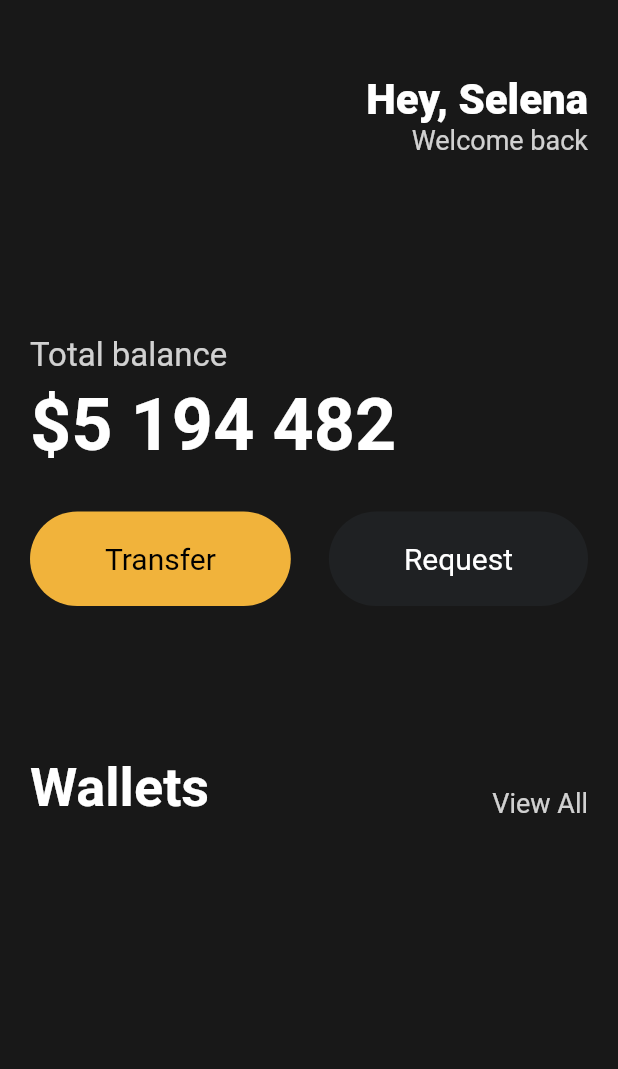
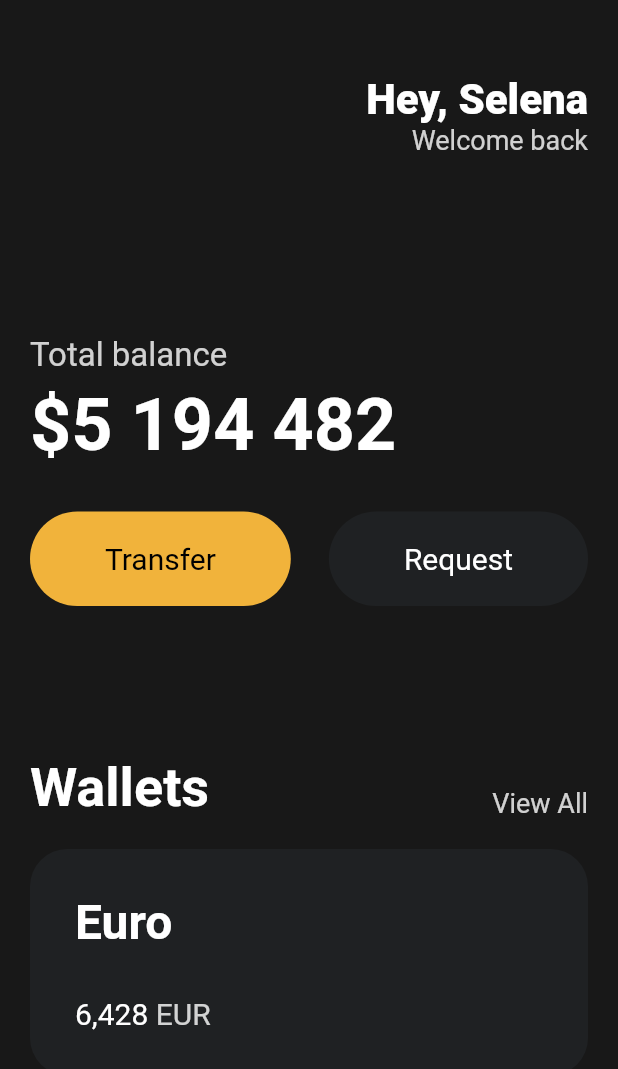
Before and after one commit to ryugibo/nomadcoders-flutter-for-beginners, a Flutter app: the screen it shows after launch, on a phone screen of 412 x 824 dp. Shown: the top 1069 px of the screen. Run offline on Flutter 3.47's test engine with Material 2 defaults, Android fonts, the phone set to English and light mode, and no system bars.

Commit message:
:memo: #3.6 Cards - 2

```diff
--- a/toonflix/lib/main.dart
+++ b/toonflix/lib/main.dart
@@ -107,6 +107,59 @@ class App extends StatelessWidget {
                   ),
                 ],
               ),
+              const SizedBox(
+                height: 20,
+              ),
+              Container(
+                decoration: BoxDecoration(
+                  color: const Color(0xFF1F2123),
+                  borderRadius: BorderRadius.circular(25),
+                ),
+                child: Padding(
+                  padding: const EdgeInsets.all(30),
+                  child: Row(
+                    children: [
+                      Column(
+                        crossAxisAlignment: CrossAxisAlignment.start,
+                        children: [
+                          const Text(
+                            'Euro',
+                            style: TextStyle(
+                              color: Colors.white,
+                              fontSize: 32,
+                              fontWeight: FontWeight.w600,
+                            ),
+                          ),
+                          const SizedBox(
+                            height: 30,
+                          ),
+                          Row(
+                            children: [
+                              const Text(
+                                '6,428',
+                                style: TextStyle(
+                                  color: Colors.white,
+                                  fontSize: 20,
+                                ),
+                              ),
+                              const SizedBox(
+                                width: 5,
+                              ),
+                              Text(
+                                'EUR',
+                                style: TextStyle(
+                                  color: Colors.white.withOpacity(0.8),
+                                  fontSize: 20,
+                                ),
+                              ),
+                            ],
+                          )
+                        ],
+                      ),
+                    ],
+                  ),
+                ),
+              ),
             ],
           ),
         ),
```
